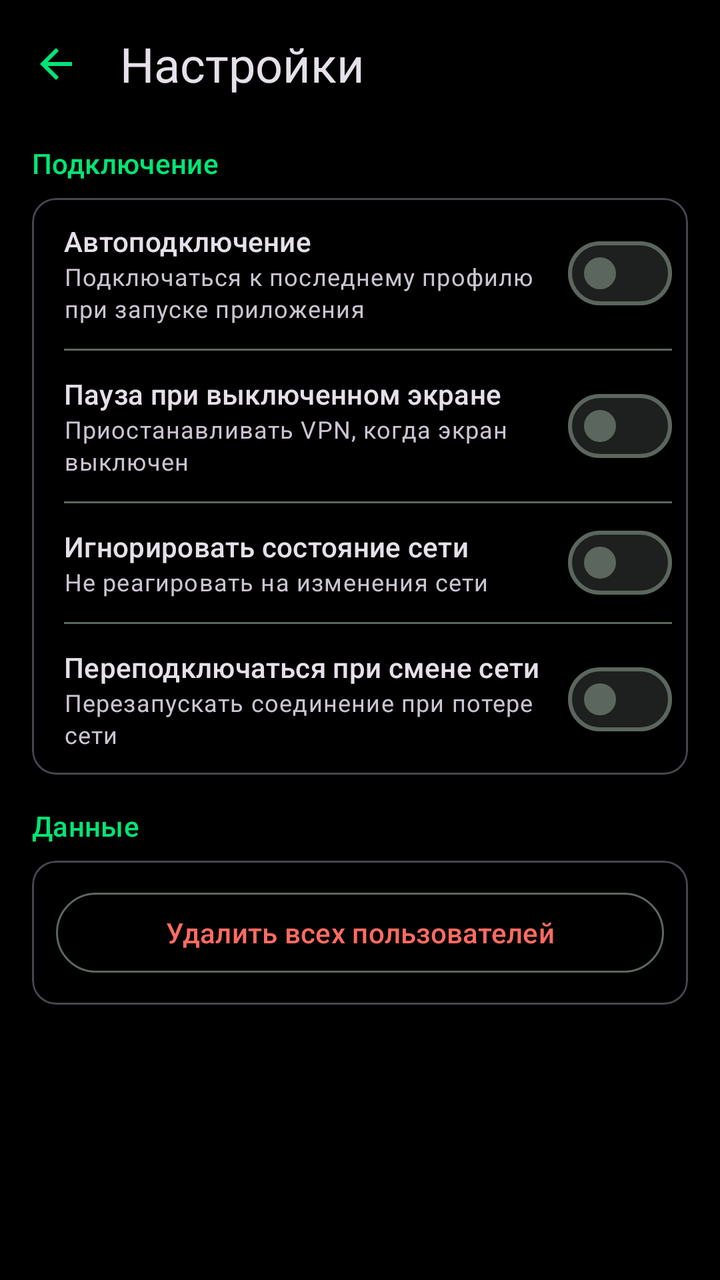
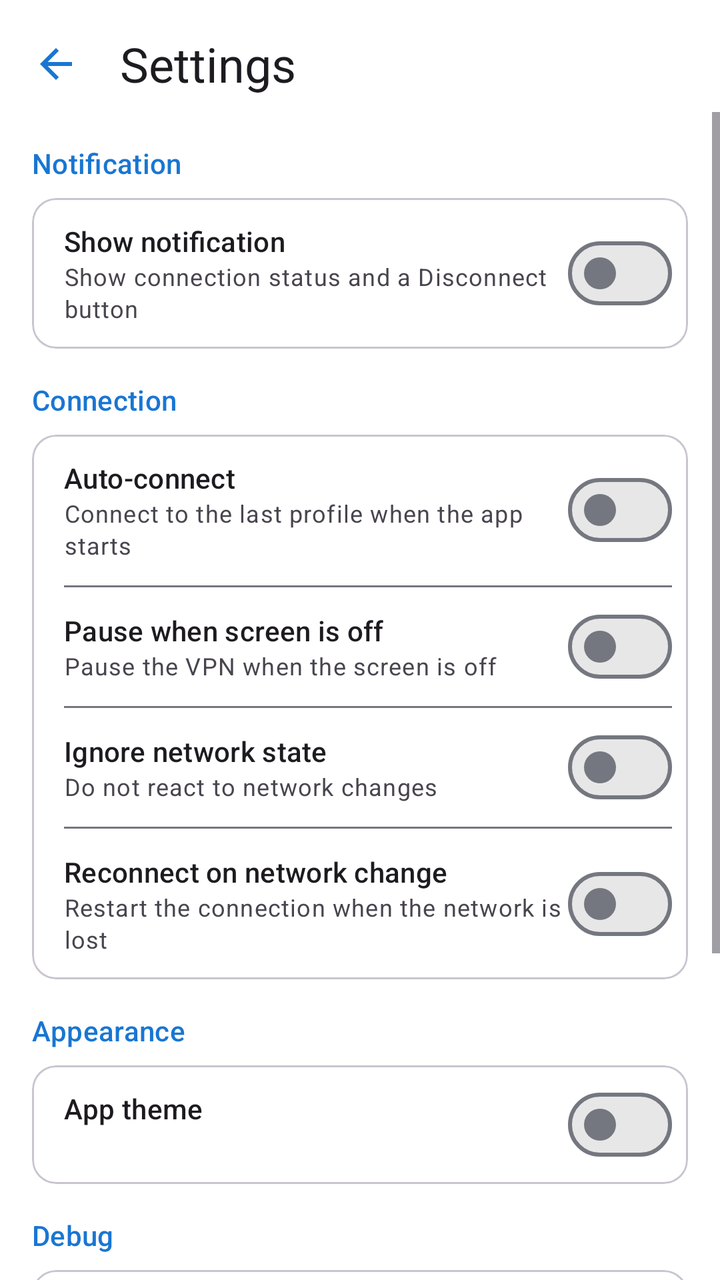

Two renders of the same Android screen: before a commit and after it. Below are the layout's source before the change and the commit's diff.
<!-- AndroidManifest.xml: application theme Theme.MrOpenVPNClient -->
<!-- res/layout/activity_settings.xml -->
<?xml version="1.0" encoding="utf-8"?>
<LinearLayout xmlns:android="http://schemas.android.com/apk/res/android"
    xmlns:app="http://schemas.android.com/apk/res-auto"
    android:layout_width="match_parent"
    android:layout_height="match_parent"
    android:orientation="vertical">

    <LinearLayout
        android:layout_width="match_parent"
        android:layout_height="wrap_content"
        android:gravity="center_vertical"
        android:orientation="horizontal"
        android:paddingTop="8dp">

        <ImageButton
            android:id="@+id/backButton"
            android:layout_width="48dp"
            android:layout_height="48dp"
            android:layout_marginStart="4dp"
            android:background="?attr/selectableItemBackgroundBorderless"
            android:contentDescription="@string/back"
            android:padding="12dp"
            android:src="@drawable/ic_back_green" />

        <TextView
            android:layout_width="wrap_content"
            android:layout_height="wrap_content"
            android:layout_marginStart="8dp"
            android:text="@string/menu_settings"
            android:textAppearance="?attr/textAppearanceHeadlineSmall" />
    </LinearLayout>

    <ScrollView
        android:layout_width="match_parent"
        android:layout_height="match_parent">

        <LinearLayout
            android:layout_width="match_parent"
            android:layout_height="wrap_content"
            android:orientation="vertical"
            android:padding="16dp">

            <TextView
                android:layout_width="wrap_content"
                android:layout_height="wrap_content"
                android:text="@string/settings_connection_section"
                android:textAppearance="?attr/textAppearanceTitleSmall"
                android:textColor="@color/primary" />

            <com.google.android.material.card.MaterialCardView
                android:layout_width="match_parent"
                android:layout_height="wrap_content"
                android:layout_marginTop="8dp"
                app:cardCornerRadius="12dp">

                <LinearLayout
                    android:layout_width="match_parent"
                    android:layout_height="wrap_content"
                    android:orientation="vertical"
                    android:paddingStart="16dp"
                    android:paddingEnd="8dp">

                    <LinearLayout
                        android:layout_width="match_parent"
                        android:layout_height="wrap_content"
                        android:gravity="center_vertical"
                        android:orientation="horizontal">

                        <LinearLayout
                            android:layout_width="0dp"
                            android:layout_height="wrap_content"
                            android:layout_weight="1"
                            android:orientation="vertical"
                            android:paddingTop="12dp"
                            android:paddingBottom="12dp">

                            <TextView
                                android:layout_width="match_parent"
                                android:layout_height="wrap_content"
                                android:text="@string/settings_auto_connect"
                                android:textAppearance="?attr/textAppearanceTitleSmall" />

                            <TextView
                                android:layout_width="match_parent"
                                android:layout_height="wrap_content"
                                android:text="@string/settings_auto_connect_summary"
                                android:textAppearance="?attr/textAppearanceBodySmall" />
                        </LinearLayout>

                        <com.google.android.material.materialswitch.MaterialSwitch
                            android:id="@+id/swAutoConnect"
                            android:layout_width="wrap_content"
                            android:layout_height="wrap_content" />
                    </LinearLayout>

                    <View
                        android:layout_width="match_parent"
                        android:layout_height="1dp"
                        android:background="@color/outline" />

                    <LinearLayout
                        android:layout_width="match_parent"
                        android:layout_height="wrap_content"
                        android:gravity="center_vertical"
                        android:orientation="horizontal">

                        <LinearLayout
                            android:layout_width="0dp"
                            android:layout_height="wrap_content"
                            android:layout_weight="1"
                            android:orientation="vertical"
                            android:paddingTop="12dp"
                            android:paddingBottom="12dp">

                            <TextView
                                android:layout_width="match_parent"
                                android:layout_height="wrap_content"
                                android:text="@string/settings_screen_off"
                                android:textAppearance="?attr/textAppearanceTitleSmall" />

                            <TextView
                                android:layout_width="match_parent"
                                android:layout_height="wrap_content"
                                android:text="@string/settings_screen_off_summary"
                                android:textAppearance="?attr/textAppearanceBodySmall" />
                        </LinearLayout>

                        <com.google.android.material.materialswitch.MaterialSwitch
                            android:id="@+id/swScreenOff"
                            android:layout_width="wrap_content"
                            android:layout_height="wrap_content" />
                    </LinearLayout>

                    <View
                        android:layout_width="match_parent"
                        android:layout_height="1dp"
                        android:background="@color/outline" />

                    <LinearLayout
                        android:layout_width="match_parent"
                        android:layout_height="wrap_content"
                        android:gravity="center_vertical"
                        android:orientation="horizontal">

                        <LinearLayout
                            android:layout_width="0dp"
                            android:layout_height="wrap_content"
                            android:layout_weight="1"
                            android:orientation="vertical"
                            android:paddingTop="12dp"
                            android:paddingBottom="12dp">

                            <TextView
                                android:layout_width="match_parent"
                                android:layout_height="wrap_content"
                                android:text="@string/settings_ignore_net_state"
                                android:textAppearance="?attr/textAppearanceTitleSmall" />

                            <TextView
                                android:layout_width="match_parent"
                                android:layout_height="wrap_content"
                                android:text="@string/settings_ignore_net_state_summary"
                                android:textAppearance="?attr/textAppearanceBodySmall" />
                        </LinearLayout>

                        <com.google.android.material.materialswitch.MaterialSwitch
                            android:id="@+id/swIgnoreNetState"
                            android:layout_width="wrap_content"
                            android:layout_height="wrap_content" />
                    </LinearLayout>

                    <View
                        android:layout_width="match_parent"
                        android:layout_height="1dp"
                        android:background="@color/outline" />

                    <LinearLayout
                        android:layout_width="match_parent"
                        android:layout_height="wrap_content"
                        android:gravity="center_vertical"
                        android:orientation="horizontal">

                        <LinearLayout
                            android:layout_width="0dp"
                            android:layout_height="wrap_content"
                            android:layout_weight="1"
                            android:orientation="vertical"
                            android:paddingTop="12dp"
                            android:paddingBottom="12dp">

                            <TextView
                                android:layout_width="match_parent"
                                android:layout_height="wrap_content"
                                android:text="@string/settings_net_change_reconnect"
                                android:textAppearance="?attr/textAppearanceTitleSmall" />

                            <TextView
                                android:layout_width="match_parent"
                                android:layout_height="wrap_content"
                                android:text="@string/settings_net_change_reconnect_summary"
                                android:textAppearance="?attr/textAppearanceBodySmall" />
                        </LinearLayout>

                        <com.google.android.material.materialswitch.MaterialSwitch
                            android:id="@+id/swNetChangeReconnect"
                            android:layout_width="wrap_content"
                            android:layout_height="wrap_content" />
                    </LinearLayout>
                </LinearLayout>
            </com.google.android.material.card.MaterialCardView>

            <TextView
                android:layout_width="wrap_content"
                android:layout_height="wrap_content"
                android:layout_marginTop="16dp"
                android:text="@string/settings_data_section"
                android:textAppearance="?attr/textAppearanceTitleSmall"
                android:textColor="@color/primary" />

            <com.google.android.material.card.MaterialCardView
                android:layout_width="match_parent"
                android:layout_height="wrap_content"
                android:layout_marginTop="8dp"
                app:cardCornerRadius="12dp">

                <LinearLayout
                    android:layout_width="match_parent"
                    android:layout_height="wrap_content"
                    android:orientation="vertical"
                    android:padding="12dp">

                    <Button
                        android:id="@+id/clearUsersButton"
                        style="?attr/materialButtonOutlinedStyle"
                        android:layout_width="match_parent"
                        android:layout_height="wrap_content"
                        android:text="@string/clear_users"
                        android:textColor="@color/error" />
                </LinearLayout>
            </com.google.android.material.card.MaterialCardView>

            <TextView
                android:id="@+id/versionText"
                android:layout_width="match_parent"
                android:layout_height="wrap_content"
                android:layout_marginTop="24dp"
                android:gravity="center"
                android:textAppearance="?attr/textAppearanceBodySmall"
                android:textColor="@color/outline" />
        </LinearLayout>
    </ScrollView>
</LinearLayout>
<!-- resources referenced by this layout -->
<resources>
  <color name="error">#FF6B62</color>
  <color name="outline">#5B665E</color>
  <color name="primary">#00E676</color>
  <!-- drawable ic_back_green (drawable) -->
  <?xml version="1.0" encoding="utf-8"?>
  <vector xmlns:android="http://schemas.android.com/apk/res/android"
      android:width="24dp"
      android:height="24dp"
      android:viewportWidth="24"
      android:viewportHeight="24">
      <path
          android:fillColor="#00E676"
          android:pathData="M20,11H7.83l5.59,-5.59L12,4l-8,8 8,8 1.41,-1.41L7.83,13H20v-2z" />
  </vector>
  <string name="back">Назад</string>
  <string name="clear_users">Удалить всех пользователей</string>
  <string name="menu_settings">Настройки</string>
  <string name="settings_auto_connect">Автоподключение</string>
  <string name="settings_auto_connect_summary">Подключаться к последнему профилю при запуске приложения</string>
  <string name="settings_connection_section">Подключение</string>
  <string name="settings_data_section">Данные</string>
  <string name="settings_ignore_net_state">Игнорировать состояние сети</string>
  <string name="settings_ignore_net_state_summary">Не реагировать на изменения сети</string>
  <string name="settings_net_change_reconnect">Переподключаться при смене сети</string>
  <string name="settings_net_change_reconnect_summary">Перезапускать соединение при потере сети</string>
  <string name="settings_screen_off">Пауза при выключенном экране</string>
  <string name="settings_screen_off_summary">Приостанавливать VPN, когда экран выключен</string>
  <style name="Theme.MrOpenVPNClient" parent="Theme.Material3.Dark.NoActionBar">
          <item name="colorPrimary">@color/primary</item>
          <item name="colorOnPrimary">@color/onPrimary</item>
          <item name="colorPrimaryContainer">@color/primaryContainer</item>
          <item name="colorOnPrimaryContainer">@color/onPrimaryContainer</item>
          <item name="colorSecondary">@color/secondary</item>
          <item name="colorOnSecondary">@color/onSecondary</item>
          <item name="android:colorBackground">@color/background</item>
          <item name="colorSurface">@color/surface</item>
          <item name="colorOnSurface">@color/onSurface</item>
          <item name="colorError">@color/error</item>
          <item name="colorSurfaceContainer">@color/surfaceContainer</item>
          <item name="colorSurfaceContainerHighest">@color/surfaceContainerHigh</item>
          <item name="colorOutline">@color/outline</item>
          <item name="android:statusBarColor">@color/background</item>
          <item name="android:navigationBarColor">@color/background</item>
          <item name="android:windowLightStatusBar">false</item>
      </style>
  <color name="onPrimary">#00391C</color>
  <color name="primaryContainer">#005C30</color>
  <color name="onPrimaryContainer">#66FFA6</color>
  <color name="secondary">#A7C9B4</color>
  <color name="onSecondary">#103522</color>
  <color name="background">#000000</color>
  <color name="surface">#000000</color>
  <color name="onSurface">#E4E8E4</color>
  <color name="surfaceContainer">#121413</color>
  <color name="surfaceContainerHigh">#1D201E</color>
</resources>

<!-- the commit's change to res/layout/activity_settings.xml (unified diff, before → after) -->
@@ -43,6 +43,56 @@
             <TextView
                 android:layout_width="wrap_content"
                 android:layout_height="wrap_content"
+                android:text="@string/settings_notify_section"
+                android:textAppearance="?attr/textAppearanceTitleSmall"
+                android:textColor="@color/primary" />
+
+            <com.google.android.material.card.MaterialCardView
+                android:layout_width="match_parent"
+                android:layout_height="wrap_content"
+                android:layout_marginTop="8dp"
+                app:cardCornerRadius="12dp">
+
+                <LinearLayout
+                    android:layout_width="match_parent"
+                    android:layout_height="wrap_content"
+                    android:gravity="center_vertical"
+                    android:orientation="horizontal"
+                    android:paddingStart="16dp"
+                    android:paddingEnd="8dp">
+
+                    <LinearLayout
+                        android:layout_width="0dp"
+                        android:layout_height="wrap_content"
+                        android:layout_weight="1"
+                        android:orientation="vertical"
+                        android:paddingTop="12dp"
+                        android:paddingBottom="12dp">
+
+                        <TextView
+                            android:layout_width="match_parent"
+                            android:layout_height="wrap_content"
+                            android:text="@string/settings_show_notification"
+                            android:textAppearance="?attr/textAppearanceTitleSmall" />
+
+                        <TextView
+                            android:layout_width="match_parent"
+                            android:layout_height="wrap_content"
+                            android:text="@string/settings_show_notification_summary"
+                            android:textAppearance="?attr/textAppearanceBodySmall" />
+                    </LinearLayout>
+
+                    <com.google.android.material.materialswitch.MaterialSwitch
+                        android:id="@+id/swNotification"
+                        android:layout_width="wrap_content"
+                        android:layout_height="wrap_content" />
+                </LinearLayout>
+            </com.google.android.material.card.MaterialCardView>
+
+            <TextView
+                android:layout_width="wrap_content"
+                android:layout_height="wrap_content"
+                android:layout_marginTop="16dp"
                 android:text="@string/settings_connection_section"
                 android:textAppearance="?attr/textAppearanceTitleSmall"
                 android:textColor="@color/primary" />
@@ -205,6 +255,162 @@
                             android:id="@+id/swNetChangeReconnect"
                             android:layout_width="wrap_content"
                             android:layout_height="wrap_content" />
+                    </LinearLayout>
+                </LinearLayout>
+            </com.google.android.material.card.MaterialCardView>
+
+            <TextView
+                android:layout_width="wrap_content"
+                android:layout_height="wrap_content"
+                android:layout_marginTop="16dp"
+                android:text="@string/settings_appearance_section"
+                android:textAppearance="?attr/textAppearanceTitleSmall"
+                android:textColor="@color/primary" />
+
+            <com.google.android.material.card.MaterialCardView
+                android:layout_width="match_parent"
+                android:layout_height="wrap_content"
+                android:layout_marginTop="8dp"
+                app:cardCornerRadius="12dp">
+
+                <LinearLayout
+                    android:layout_width="match_parent"
+                    android:layout_height="wrap_content"
+                    android:orientation="vertical"
+                    android:paddingStart="16dp"
+                    android:paddingEnd="8dp">
+
+                    <LinearLayout
+                        android:layout_width="match_parent"
+                        android:layout_height="wrap_content"
+                        android:gravity="center_vertical"
+                        android:orientation="horizontal">
+
+                        <LinearLayout
+                            android:layout_width="0dp"
+                            android:layout_height="wrap_content"
+                            android:layout_weight="1"
+                            android:orientation="vertical"
+                            android:paddingTop="12dp"
+                            android:paddingBottom="12dp">
+
+                            <TextView
+                                android:layout_width="match_parent"
+                                android:layout_height="wrap_content"
+                                android:text="@string/settings_theme"
+                                android:textAppearance="?attr/textAppearanceTitleSmall" />
+
+                            <TextView
+                                android:id="@+id/themeSummaryText"
+                                android:layout_width="match_parent"
+                                android:layout_height="wrap_content"
+                                android:textAppearance="?attr/textAppearanceBodySmall" />
+                        </LinearLayout>
+
+                        <com.google.android.material.materialswitch.MaterialSwitch
+                            android:id="@+id/swLightTheme"
+                            android:layout_width="wrap_content"
+                            android:layout_height="wrap_content" />
+                    </LinearLayout>
+                </LinearLayout>
+            </com.google.android.material.card.MaterialCardView>
+
+            <TextView
+                android:layout_width="wrap_content"
+                android:layout_height="wrap_content"
+                android:layout_marginTop="16dp"
+                android:text="@string/settings_debug_section"
+                android:textAppearance="?attr/textAppearanceTitleSmall"
+                android:textColor="@color/primary" />
+
+            <com.google.android.material.card.MaterialCardView
+                android:layout_width="match_parent"
+                android:layout_height="wrap_content"
+                android:layout_marginTop="8dp"
+                app:cardCornerRadius="12dp">
+
+                <LinearLayout
+                    android:layout_width="match_parent"
+                    android:layout_height="wrap_content"
+                    android:orientation="vertical"
+                    android:paddingStart="16dp"
+                    android:paddingEnd="8dp">
+
+                    <LinearLayout
+                        android:layout_width="match_parent"
+                        android:layout_height="wrap_content"
+                        android:gravity="center_vertical"
+                        android:orientation="horizontal">
+
+                        <LinearLayout
+                            android:layout_width="0dp"
+                            android:layout_height="wrap_content"
+                            android:layout_weight="1"
+                            android:orientation="vertical"
+                            android:paddingTop="12dp"
+                            android:paddingBottom="12dp">
+
+                            <TextView
+                                android:layout_width="match_parent"
+                                android:layout_height="wrap_content"
+                                android:text="@string/settings_debug_mode"
+                                android:textAppearance="?attr/textAppearanceTitleSmall" />
+
+                            <TextView
+                                android:layout_width="match_parent"
+                                android:layout_height="wrap_content"
+                                android:text="@string/settings_debug_mode_summary"
+                                android:textAppearance="?attr/textAppearanceBodySmall" />
+                        </LinearLayout>
+
+                        <com.google.android.material.materialswitch.MaterialSwitch
+                            android:id="@+id/swDebugMode"
+                            android:layout_width="wrap_content"
+                            android:layout_height="wrap_content" />
+                    </LinearLayout>
+
+                    <View
+                        android:layout_width="match_parent"
+                        android:layout_height="1dp"
+                        android:background="@color/outline" />
+
+                    <LinearLayout
+                        android:id="@+id/experimentalEntry"
+                        android:layout_width="match_parent"
+                        android:layout_height="wrap_content"
+                        android:background="?attr/selectableItemBackground"
+                        android:gravity="center_vertical"
+                        android:orientation="horizontal"
+                        android:paddingTop="12dp"
+                        android:paddingBottom="12dp"
+                        android:visibility="gone">
+
+                        <LinearLayout
+                            android:layout_width="0dp"
+                            android:layout_height="wrap_content"
+                            android:layout_weight="1"
+                            android:orientation="vertical">
+
+                            <TextView
+                                android:layout_width="match_parent"
+                                android:layout_height="wrap_content"
+                                android:text="@string/settings_experimental_themes"
+                                android:textAppearance="?attr/textAppearanceTitleSmall" />
+
+                            <TextView
+                                android:layout_width="match_parent"
+                                android:layout_height="wrap_content"
+                                android:text="@string/settings_experimental_themes_summary"
+                                android:textAppearance="?attr/textAppearanceBodySmall" />
+                        </LinearLayout>
+
+                        <TextView
+                            android:layout_width="wrap_content"
+                            android:layout_height="wrap_content"
+                            android:layout_marginStart="8dp"
+                            android:text="›"
+                            android:textAppearance="?attr/textAppearanceTitleMedium"
+                            android:textColor="@color/outline" />
                     </LinearLayout>
                 </LinearLayout>
             </com.google.android.material.card.MaterialCardView>
<!-- resource entries referenced after the edit -->
@@ -1,8 +1,8 @@
 <!-- resources referenced by this layout -->
 <resources>
-  <color name="error">#FF6B62</color>
-  <color name="outline">#5B665E</color>
-  <color name="primary">#00E676</color>
+  <color name="error">#BA1A1A</color>
+  <color name="outline">#74777F</color>
+  <color name="primary">#1976D2</color>
   <!-- drawable ic_back_green (drawable) -->
   <?xml version="1.0" encoding="utf-8"?>
   <vector xmlns:android="http://schemas.android.com/apk/res/android"
@@ -11,23 +11,33 @@
       android:viewportWidth="24"
       android:viewportHeight="24">
       <path
-          android:fillColor="#00E676"
+          android:fillColor="@color/primary"
           android:pathData="M20,11H7.83l5.59,-5.59L12,4l-8,8 8,8 1.41,-1.41L7.83,13H20v-2z" />
   </vector>
-  <string name="back">Назад</string>
-  <string name="clear_users">Удалить всех пользователей</string>
-  <string name="menu_settings">Настройки</string>
-  <string name="settings_auto_connect">Автоподключение</string>
-  <string name="settings_auto_connect_summary">Подключаться к последнему профилю при запуске приложения</string>
-  <string name="settings_connection_section">Подключение</string>
-  <string name="settings_data_section">Данные</string>
-  <string name="settings_ignore_net_state">Игнорировать состояние сети</string>
-  <string name="settings_ignore_net_state_summary">Не реагировать на изменения сети</string>
-  <string name="settings_net_change_reconnect">Переподключаться при смене сети</string>
-  <string name="settings_net_change_reconnect_summary">Перезапускать соединение при потере сети</string>
-  <string name="settings_screen_off">Пауза при выключенном экране</string>
-  <string name="settings_screen_off_summary">Приостанавливать VPN, когда экран выключен</string>
-  <style name="Theme.MrOpenVPNClient" parent="Theme.Material3.Dark.NoActionBar">
+  <string name="back">Back</string>
+  <string name="clear_users">Delete all users</string>
+  <string name="menu_settings">Settings</string>
+  <string name="settings_appearance_section">Appearance</string>
+  <string name="settings_auto_connect">Auto-connect</string>
+  <string name="settings_auto_connect_summary">Connect to the last profile when the app starts</string>
+  <string name="settings_connection_section">Connection</string>
+  <string name="settings_data_section">Data</string>
+  <string name="settings_debug_mode">Debug mode</string>
+  <string name="settings_debug_mode_summary">Show the "Copy log" button</string>
+  <string name="settings_debug_section">Debug</string>
+  <string name="settings_experimental_themes">Experimental themes</string>
+  <string name="settings_experimental_themes_summary">Alternative app designs (requires debug mode)</string>
+  <string name="settings_ignore_net_state">Ignore network state</string>
+  <string name="settings_ignore_net_state_summary">Do not react to network changes</string>
+  <string name="settings_net_change_reconnect">Reconnect on network change</string>
+  <string name="settings_net_change_reconnect_summary">Restart the connection when the network is lost</string>
+  <string name="settings_notify_section">Notification</string>
+  <string name="settings_screen_off">Pause when screen is off</string>
+  <string name="settings_screen_off_summary">Pause the VPN when the screen is off</string>
+  <string name="settings_show_notification">Show notification</string>
+  <string name="settings_show_notification_summary">Show connection status and a Disconnect button</string>
+  <string name="settings_theme">App theme</string>
+  <style name="Theme.MrOpenVPNClient" parent="Theme.Material3.DayNight.NoActionBar">
           <item name="colorPrimary">@color/primary</item>
           <item name="colorOnPrimary">@color/onPrimary</item>
           <item name="colorPrimaryContainer">@color/primaryContainer</item>
@@ -43,17 +53,17 @@
           <item name="colorOutline">@color/outline</item>
           <item name="android:statusBarColor">@color/background</item>
           <item name="android:navigationBarColor">@color/background</item>
-          <item name="android:windowLightStatusBar">false</item>
+          <item name="android:windowLightStatusBar">@bool/status_bar_light_icons</item>
       </style>
-  <color name="onPrimary">#00391C</color>
-  <color name="primaryContainer">#005C30</color>
-  <color name="onPrimaryContainer">#66FFA6</color>
-  <color name="secondary">#A7C9B4</color>
-  <color name="onSecondary">#103522</color>
-  <color name="background">#000000</color>
-  <color name="surface">#000000</color>
-  <color name="onSurface">#E4E8E4</color>
-  <color name="surfaceContainer">#121413</color>
-  <color name="surfaceContainerHigh">#1D201E</color>
+  <color name="onPrimary">#FFFFFF</color>
+  <color name="primaryContainer">#D3E4FF</color>
+  <color name="onPrimaryContainer">#001B3F</color>
+  <color name="secondary">#56607C</color>
+  <color name="onSecondary">#FFFFFF</color>
+  <color name="background">#FFFFFF</color>
+  <color name="surface">#FFFFFF</color>
+  <color name="onSurface">#1A1C1E</color>
+  <color name="surfaceContainer">#F3F3F3</color>
+  <color name="surfaceContainerHigh">#E7E7E7</color>
 </resources>
 
